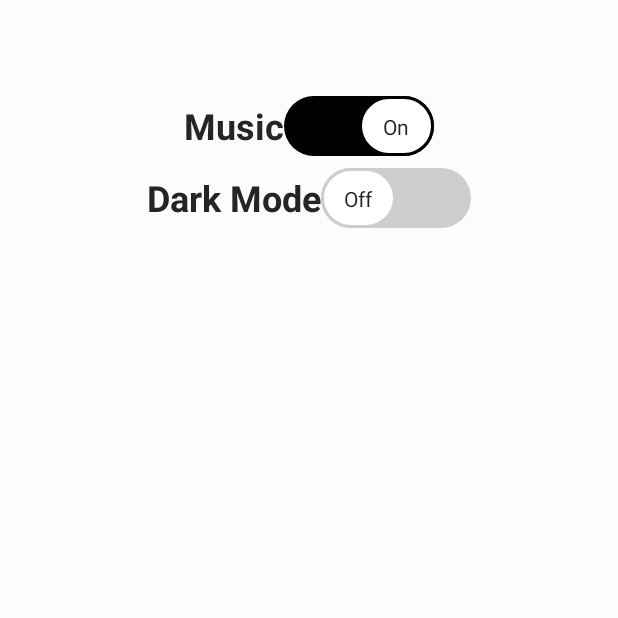
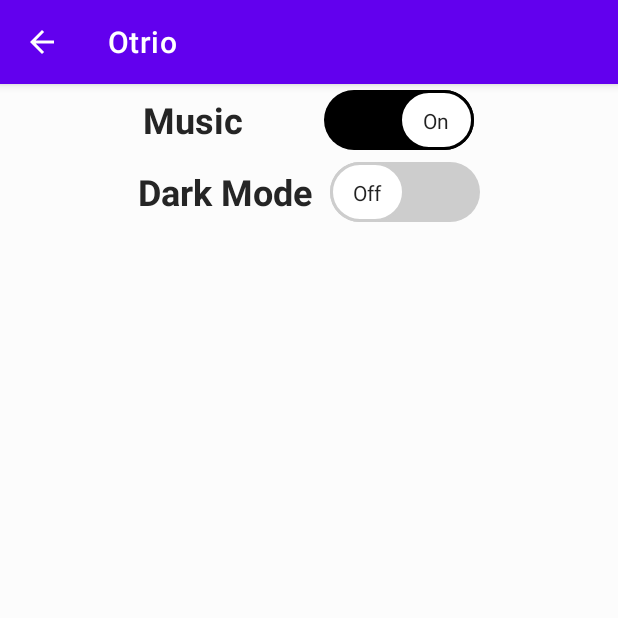
Before and after one commit to ammarkn/otrio-app, an Android app: the SettingsActivity screen opened directly, with no data from a screen before it, on a phone screen of 412 x 824 dp, the top half of it. Run offline under Robolectric (Android 15) with nearby library versions, the phone set to English and light mode, and no system bars.

```diff
--- a/app/src/main/AndroidManifest.xml
+++ b/app/src/main/AndroidManifest.xml
@@ -51,6 +51,7 @@
         <activity
             android:name=".MainActivity"
             android:exported="true"
+            android:theme="@style/Theme.Otrio.NoActionBar"
            >
             <intent-filter>
                 <action android:name="android.intent.action.MAIN" />
--- a/app/src/main/res/layout/activity_settings.xml
+++ b/app/src/main/res/layout/activity_settings.xml
@@ -5,14 +5,30 @@
     android:layout_height="match_parent"
     android:background="@color/background_color">
 
+    <com.google.android.material.appbar.AppBarLayout
+        android:layout_width="match_parent"
+        android:layout_height="wrap_content"
+        android:id="@+id/appbar_layout"
+        android:theme="@style/Theme.Otrio.AppBarOverlay"
+        app:layout_constraintStart_toStartOf="parent"
+        app:layout_constraintTop_toTopOf="parent"
+        app:layout_constraintEnd_toEndOf="parent"
+        >
+        <androidx.appcompat.widget.Toolbar
+            android:id="@+id/toolbar"
+            android:layout_width="match_parent"
+            android:layout_height="?attr/actionBarSize"
+            android:background="?attr/colorPrimary"
+            app:popupTheme="@style/Theme.Otrio.PopupOverlay" />
+    </com.google.android.material.appbar.AppBarLayout>
+
     <LinearLayout
         android:layout_width="match_parent"
         android:layout_height="wrap_content"
-        android:layout_marginTop="60dp"
         android:gravity="center_horizontal"
         android:orientation="vertical"
         app:layout_constraintStart_toStartOf="parent"
-        app:layout_constraintTop_toTopOf="parent">
+        app:layout_constraintTop_toBottomOf="@+id/appbar_layout">
 
         <androidx.appcompat.widget.SwitchCompat
             android:id="@+id/musicSwitch"
--- a/app/src/main/res/values/strings.xml
+++ b/app/src/main/res/values/strings.xml
@@ -82,10 +82,10 @@
     <string name="two_player">Two Player</string>
     <string name="three_player">Three Player</string>
     <string name="four_player">Four Player</string>
-    <string name="music">Music</string>
+    <string name="music">"Music         "</string>
     <string name="on">On</string>
     <string name="off">Off</string>
-    <string name="dark_mode">Dark Mode</string>
+    <string name="dark_mode">"Dark Mode  "</string>
     <string name="onmode">On</string>
     <string name="offmode">Off</string>
     <string name="player_1_wins">Player 1 Wins:</string>
```
Also changed, not shown: app/src/main/res/layout/activity_instructions.xml (+18 -0 lines).
